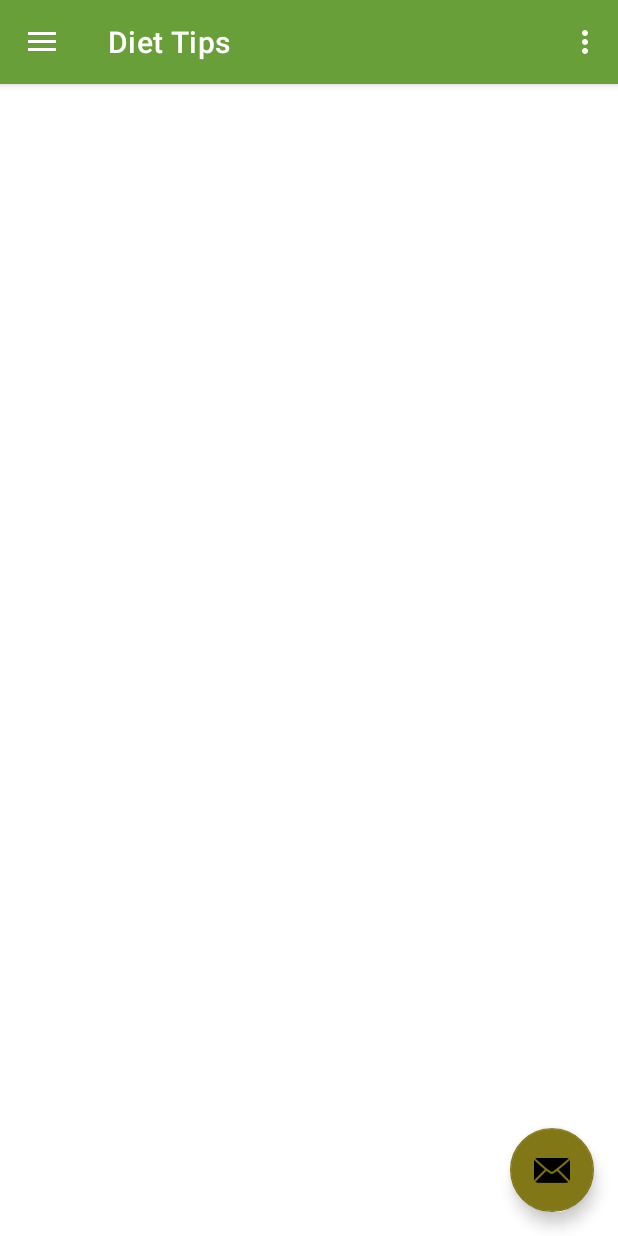
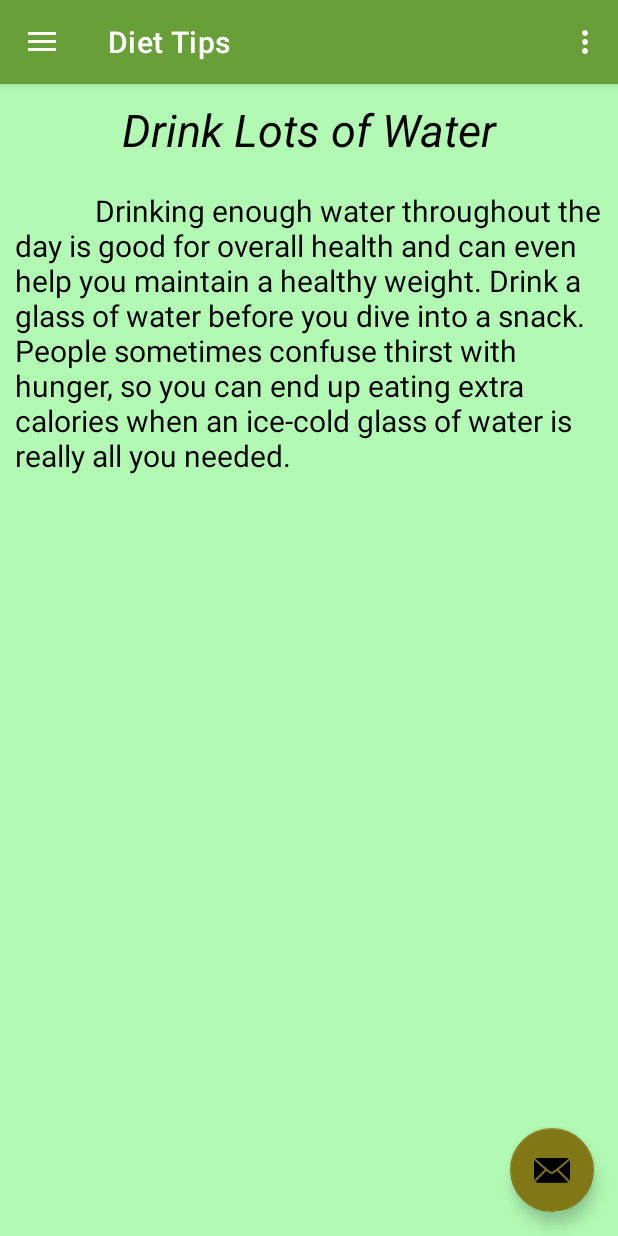
Before and after one commit to KrishnanDevika/MyDietBalanceApplication, an Android app: the screen it shows after launch (MainActivity), in the side drawer, after a tap on "Diet Tips", on a phone screen of 412 x 824 dp. Run offline under Robolectric (Android 15) with nearby library versions, the phone set to English and light mode, and no system bars; our stand-ins replace navigation-ui.

Commit message:
Implemented DietTips Fragment * Implemented list of tips using ViewPager

```diff
--- a/app/src/main/java/com/example/dietbalanceapplication/DietTipsViewPager/CustomViewPagerAdapter.java
+++ b/app/src/main/java/com/example/dietbalanceapplication/DietTipsViewPager/CustomViewPagerAdapter.java
@@ -1,4 +1,60 @@
 package com.example.dietbalanceapplication.DietTipsViewPager;
 
-public class CustomViewPagerAdapter {
+import androidx.annotation.NonNull;
+import androidx.fragment.app.Fragment;
+import androidx.fragment.app.FragmentActivity;
+import androidx.viewpager2.adapter.FragmentStateAdapter;
+
+public class CustomViewPagerAdapter extends FragmentStateAdapter {
+
+    public CustomViewPagerAdapter(@NonNull FragmentActivity fragmentActivity) {
+        super(fragmentActivity);
+    }
+
+    @NonNull
+    @Override
+    public Fragment createFragment(int position) {
+        position = position % 10;
+
+        switch (position){
+            case 0:
+                return HealthyTipsFragment.newInstance("Drink Lots of Water", " \t\t\t\tDrinking enough water throughout the day is good for overall health and can even help you maintain a healthy weight. Drink a glass of water before you dive into a snack. People sometimes confuse thirst with hunger, so you can end up eating extra calories when an ice-cold glass of water is really all you needed. ");
+
+            case 1:
+                return HealthyTipsFragment.newInstance("Eat fruits and Vegetables everyday", "\t\t\t\tPick out a new fruit or vegetable in the grocery store each week, and figure out together how to cook or prepare it in a healthy way. Vegetables are loaded with fiber and the nutrients your body craves.");
+
+            case 2:
+                return HealthyTipsFragment.newInstance("Never Skip Breakfast", "\t\t\t\tBreakfast is the most important meal of the day! Opt for something that will release energy slowly — porridge and a handful of blueberries are a great option!. Not eating breakfast can make you hungry later, leading to too much nibbling and binge eating at lunch and dinner.");
+
+            case 3:
+                return HealthyTipsFragment.newInstance("Eat protein at every Meal", "\t\t\t\tProtein is the ultimate fill-me-up food -- it's more satisfying than carbs or fats and keeps you feeling full for longer. So be sure to incorporate healthy proteins like seafood, lean meat, egg whites, yogurt, cheese, soy, nuts, or beans into your meals and snacks.");
+
+            case 4:
+                return HealthyTipsFragment.newInstance("Snack Well", "\t\t\t\tMost people can eat small snacks right before and during exercise. It’s important to do what feels best for you. Good snack options include energy bars, yogurt, low-fat granola bars and peanut butter sandwiches.");
+
+            case 5:
+                return HealthyTipsFragment.newInstance("Include Fibre in your Diet", "\t\t\t\tFiber aids digestion, prevents constipation, and lowers cholesterol -- and can help with weight loss. Increasing your intake is as easy as adding beans to your salad, eating oats for breakfast or snacking on fiber-rich nuts and seeds.");
+
+            case 6:
+                return HealthyTipsFragment.newInstance("Get Enough sleep", " \t\t\t\tGetting enough sleep may make you feel rested and full and keep you from doing unnecessary snacking.");
+
+            case 7:
+                return HealthyTipsFragment.newInstance("Ditch Added Sugar", "\t\t\t\tAdded sugar, especially from sugary drinks, is a major reason for unhealthy weight gain and health problems like diabetes and heart disease. Cutting out foods high in added sugars is a great way to lose excess weight.");
+
+            case 8:
+                return HealthyTipsFragment.newInstance("Walk your way to health", "\t\t\t\tMany people believe they must adopt a rigorous exercise routine to jumpstart weight loss.While different types of activity are important when you’re attempting to get in shape, walking is an excellent and easy way to burn calories.");
+
+            case 9:
+                return HealthyTipsFragment.newInstance("Eat Whole Foods", "\t\t\t\tChoose whole-grain foods, such as whole-wheat bread, rye bread, brown rice, popcorn, oatmeal and whole-grain cereal.");
+
+            default:
+                return HealthyTipsFragment.newInstance("Fragment Not Found", "404 Error");
+
+        }
+    }
+
+    @Override
+    public int getItemCount() {
+        return 10;
+    }
 }
--- a/app/src/main/java/com/example/dietbalanceapplication/DietTipsViewPager/DietTipsFragment.java
+++ b/app/src/main/java/com/example/dietbalanceapplication/DietTipsViewPager/DietTipsFragment.java
@@ -3,6 +3,7 @@ package com.example.dietbalanceapplication.DietTipsViewPager;
 import android.os.Bundle;
 
 import androidx.fragment.app.Fragment;
+import androidx.viewpager2.widget.ViewPager2;
 
 import android.view.LayoutInflater;
 import android.view.View;
@@ -62,7 +63,9 @@ public class DietTipsFragment extends Fragment {
                              Bundle savedInstanceState) {
         // Inflate the layout for this fragment
         View view = inflater.inflate(R.layout.fragment_diet_tips, container, false);
-
+        ViewPager2 tipsViewPager = view.findViewById(R.id.tipsViewPager);
+        tipsViewPager.setAdapter(new CustomViewPagerAdapter(getActivity()));
+        tipsViewPager.setOrientation(ViewPager2.ORIENTATION_HORIZONTAL);
         return view;
     }
 }
--- a/app/src/main/java/com/example/dietbalanceapplication/DietTipsViewPager/HealthyTipsFragment.java
+++ b/app/src/main/java/com/example/dietbalanceapplication/DietTipsViewPager/HealthyTipsFragment.java
@@ -7,6 +7,7 @@ import androidx.fragment.app.Fragment;
 import android.view.LayoutInflater;
 import android.view.View;
 import android.view.ViewGroup;
+import android.widget.TextView;
 
 import com.example.dietbalanceapplication.R;
 
@@ -61,6 +62,16 @@ public class HealthyTipsFragment extends Fragment {
     public View onCreateView(LayoutInflater inflater, ViewGroup container,
                              Bundle savedInstanceState) {
         // Inflate the layout for this fragment
-        return inflater.inflate(R.layout.fragment_healthy_tips, container, false);
+        View view = inflater.inflate(R.layout.fragment_healthy_tips, container, false);
+        TextView tipsTextView = view.findViewById(R.id.tipsText);
+        TextView tipsDesc = view.findViewById(R.id.tipsDesc);
+
+        if(mParam1 != null){
+            tipsTextView.setText(mParam1);
+        }
+        if(mParam2 != null){
+            tipsDesc.setText(mParam2);
+        }
+        return view;
     }
 }
--- a/app/src/main/res/layout/fragment_healthy_tips.xml
+++ b/app/src/main/res/layout/fragment_healthy_tips.xml
@@ -1,14 +1,33 @@
 <?xml version="1.0" encoding="utf-8"?>
-<FrameLayout xmlns:android="http://schemas.android.com/apk/res/android"
+<LinearLayout xmlns:android="http://schemas.android.com/apk/res/android"
     xmlns:tools="http://schemas.android.com/tools"
     android:layout_width="match_parent"
     android:layout_height="match_parent"
+    android:orientation="vertical"
+    android:layout_margin="@dimen/layout_padding"
+    android:background="@color/light_lime"
     tools:context=".DietTipsViewPager.HealthyTipsFragment">
 
-    <!-- TODO: Update blank fragment layout -->
+
     <TextView
+        android:id="@+id/tipsText"
         android:layout_width="match_parent"
-        android:layout_height="match_parent"
-        android:text="@string/hello_blank_fragment" />
+        android:layout_height="wrap_content"
+        android:layout_gravity="center"
+        android:gravity="center"
+        android:padding="@dimen/layout_padding"
+        android:textColor="@color/black"
+        android:textSize="@dimen/heading_title_size"
+        android:textStyle="italic"
+        android:text="TextView" />
 
-</FrameLayout>
+    <TextView
+        android:id="@+id/tipsDesc"
+        android:layout_width="match_parent"
+        android:layout_height="wrap_content"
+        android:layout_gravity="center"
+        android:padding="@dimen/layout_padding"
+        android:textColor="@color/black"
+        android:textSize="@dimen/list_text_size"
+        android:text="TextView" />
+</LinearLayout>
--- a/app/src/main/res/values/dimens.xml
+++ b/app/src/main/res/values/dimens.xml
@@ -13,6 +13,7 @@
     <dimen name="inner_layout_padding">20dp</dimen>
     <dimen name="list_text_size">20sp</dimen>
     <dimen name="title_size">24sp</dimen>
+    <dimen name="heading_title_size">30sp</dimen>
     <dimen name="contact_list_text_size">16sp</dimen>
     <dimen name="contact_title_size">20sp</dimen>
 
```
